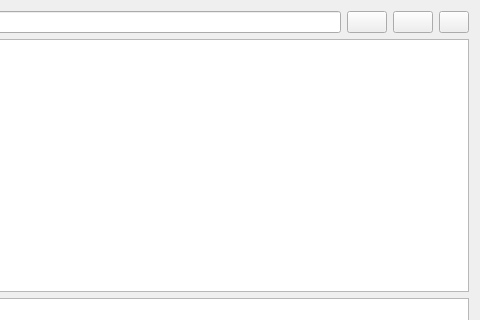
Qt form widgets/infowidgets.ui (SunStorm2018/media-debuger) before a commit; both pictures show x 448 to 928 and y 0 to 320 of the 928 by 562 pixel window.
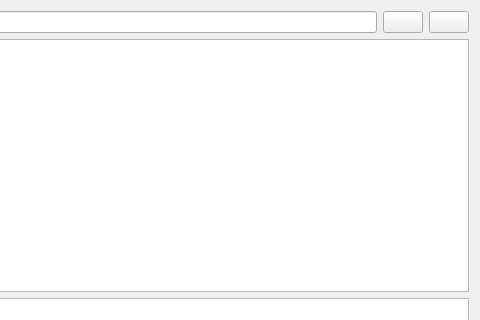
The same form after that commit. Icons and pictures are not drawn.

Patch:
```diff
--- a/widgets/infowidgets.ui
+++ b/widgets/infowidgets.ui
@@ -28,6 +28,12 @@
      </item>
      <item>
       <widget class="QPushButton" name="search_btn">
+       <property name="maximumSize">
+        <size>
+         <width>16777215</width>
+         <height>16777215</height>
+        </size>
+       </property>
        <property name="styleSheet">
         <string notr="true">image: url(:/128x128/search.png);</string>
        </property>
@@ -36,16 +42,6 @@
        </property>
       </widget>
      </item>
-     <item>
-      <widget class="QPushButton" name="header_btn">
-       <property name="styleSheet">
-        <string notr="true">image: url(:/128x128/layers.png);</string>
-       </property>
-       <property name="text">
-        <string/>
-       </property>
-      </widget>
-     </item>
      <item>
       <widget class="QPushButton" name="expand_raw_btn">
        <property name="sizePolicy">
@@ -56,8 +52,8 @@
        </property>
        <property name="maximumSize">
         <size>
-         <width>30</width>
-         <height>30</height>
+         <width>16777215</width>
+         <height>16777215</height>
         </size>
        </property>
        <property name="styleSheet">
```
